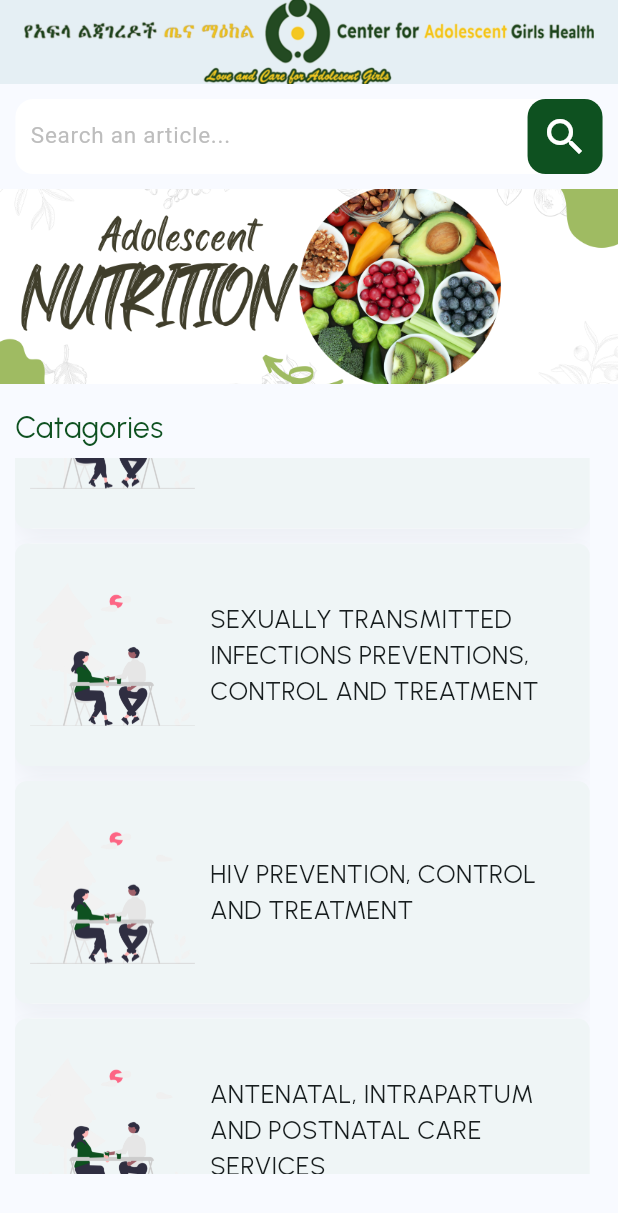
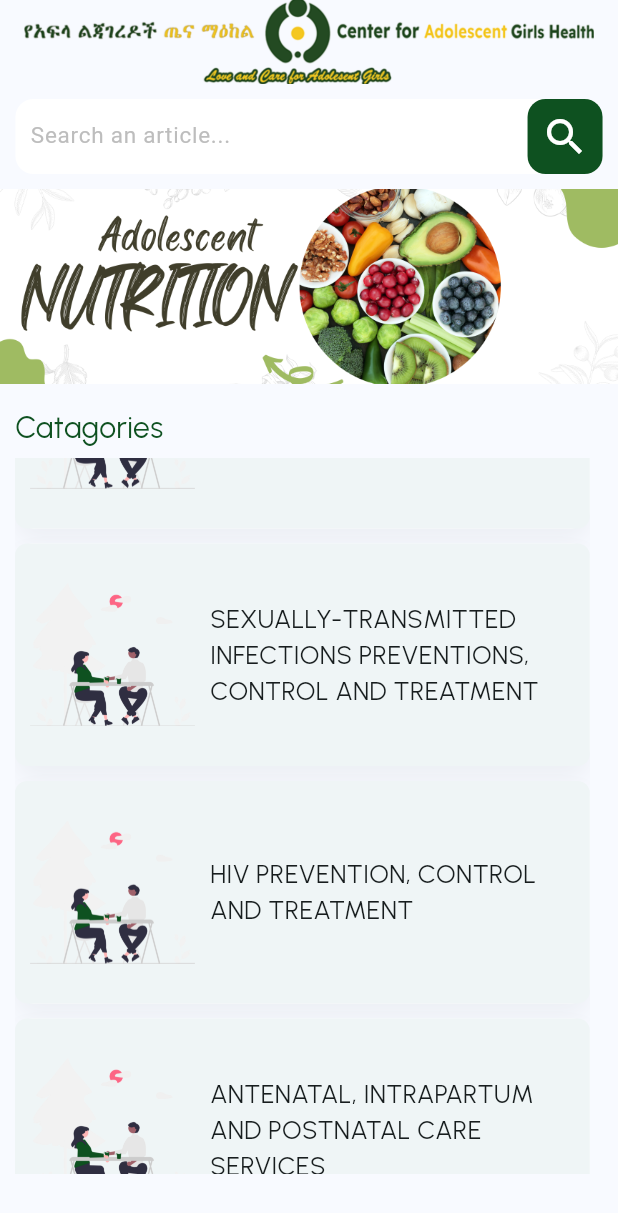
Before and after one commit to Abelabebe313/care_provider_on_adolescent_girls, a Flutter app: the Home screen opened directly, scrolled down 576 dp, on a phone screen of 412 x 824 dp. Shown: the top 1213 px of the screen. Run offline on Flutter 3.47's test engine with Material 2 defaults, Android fonts, the phone set to English and light mode, and no system bars; missing offline and left inert: syncfusion_flutter_pdf, syncfusion_flutter_pdfviewer; Roboto replaces fonts that are missing (Poppins-ExtraLight).

Commit message:
change List to List of map

```diff
--- a/lib/screens/home.dart
+++ b/lib/screens/home.dart
@@ -11,19 +11,74 @@ class Home extends StatefulWidget {
 }
 
 class _HomeState extends State<Home> {
-  final List<String> titleList = [
-    'INTRODUCTION',
-    'ADOLESCENT SEXUAL AND REPRODUCTIVE HEALTH SERVICE',
-    'CONTRACEPTIVE COUNSELLING AND SERVICES',
-    'COMPREHENSIVE ABORTION CARE',
-    'Sexually Transmitted Infections Preventions, Control and Treatment',
-    'HIV PREVENTION, CONTROL AND TREATMENT',
-    'Antenatal, Intrapartum and Postnatal Care Services',
-    'GENDER BASED VIOLENCE SERVICES',
-    'ADOLESCENT NUTRITION SERVICES',
-    'MONITORING',
-    'SUMMARY',
-  ];
+final List<Map<String, dynamic>> data_list = [
+  {
+    'title': 'INTRODUCTION',
+    'image': 'assets/images/counselling.png',
+    'filename': 'introduction_file_0.pdf',
+    'tts_file_name':'chapter_1.txt',
+  },
+  {
+    'title': 'ADOLESCENT SEXUAL AND REPRODUCTIVE HEALTH SERVICE',
+    'image': 'assets/images/counselling.png',
+    'filename': 'introduction_file_0.pdf',
+    'tts_file_name':'chapter_1.txt',
+  },
+  {
+    'title': 'CONTRACEPTIVE COUNSELLING AND SERVICES',
+    'image': 'assets/images/counselling.png',
+    'filename': 'introduction_file_0.pdf',
+    'tts_file_name':'chapter_1.txt',
+  },
+  {
+    'title': 'COMPREHENSIVE ABORTION CARE',
+    'image': 'assets/images/counselling.png',
+    'filename': 'introduction_file_0.pdf',
+    'tts_file_name':'chapter_1.txt',
+  },
+  {
+    'title': 'Sexually-Transmitted Infections Preventions, Control and Treatment',
+    'image': 'assets/images/counselling.png',
+    'filename': 'introduction_file_0.pdf',
+    'tts_file_name':'chapter_1.txt',
+  },
+  {
+    'title': 'HIV PREVENTION, CONTROL AND TREATMENT',
+    'image': 'assets/images/counselling.png',
+    'filename': 'introduction_file_0.pdf',
+    'tts_file_name':'chapter_1.txt',
+  },
+  {
+    'title': 'Antenatal, Intrapartum and Postnatal Care Services',
+    'image': 'assets/images/counselling.png',
+    'filename': 'introduction_file_0.pdf',
+    'tts_file_name':'chapter_1.txt',
+  },
+  {
+    'title': 'GENDER–BASED VIOLENCE SERVICES',
+    'image': 'assets/images/counselling.png',
+    'filename': 'introduction_file_0.pdf',
+    'tts_file_name':'chapter_1.txt',
+  },
+  {
+    'title': 'ADOLESCENT NUTRITION SERVICES',
+    'image': 'assets/images/undraw_Office_snack_re_l162.png',
+    'filename': 'introduction_file_0.pdf',
+    'tts_file_name':'chapter_1.txt',
+  },
+  {
+    'title': 'MONITORING',
+    'image': 'assets/images/undraw_medicine_b1ol.png',
+    'filename': 'introduction_file_0.pdf',
+    'tts_file_name':'chapter_1.txt',
+  },
+  {
+    'title': 'SUMMARY',
+    'image': 'assets/images/counselling.png',
+    'filename': 'introduction_file_0.pdf',
+    'tts_file_name':'chapter_1.txt',
+  },
+];
 
   late PageController _pageController;
   late Timer _timer;
@@ -71,7 +126,7 @@ class _HomeState extends State<Home> {
             ),
           ),
         ),
-        body: Container(
+        body: SingleChildScrollView(
           child: Column(
             crossAxisAlignment: CrossAxisAlignment.start,
             children: [
@@ -195,7 +250,7 @@ class _HomeState extends State<Home> {
                   ),
                 ),
               ),
-              homeCards(titleList, context),
+              homeCards(data_list, context),
             ],
           ),
         ));
--- a/lib/screens/home_cards.dart
+++ b/lib/screens/home_cards.dart
@@ -1,7 +1,7 @@
 import 'package:care_provider_on_adolescent_girls_mobile/screens/pdf_viewer/view.dart';
 import 'package:flutter/material.dart';
 
-Widget homeCards(List<String> title_list, BuildContext context) {
+Widget homeCards(List<Map<String, dynamic>> data_list, BuildContext context) {
   return Padding(
     padding: const EdgeInsets.only(left: 10, right: 10),
     child: Container(
@@ -9,8 +9,9 @@ Widget homeCards(List<String> title_list, BuildContext context) {
       width: MediaQuery.of(context).size.width * 0.93,
       height: MediaQuery.of(context).size.height * 0.58,
       child: ListView.builder(
-        itemCount: title_list.length,
+        itemCount: data_list.length,
         itemBuilder: (context, index) {
+          final data = data_list[index];
           return Padding(
             padding: const EdgeInsets.only(bottom: 10),
             child: InkWell(
@@ -19,7 +20,7 @@ Widget homeCards(List<String> title_list, BuildContext context) {
                   context,
                   MaterialPageRoute(
                     builder: (context) => PDFView(
-                      title: title_list[index].toUpperCase(),
+                      title: data['title'].toUpperCase(),
                       fileName: 'introduction_file_0.pdf',
                     ), // Navigate to PDFViewPage
                   ),
@@ -51,14 +52,14 @@ Widget homeCards(List<String> title_list, BuildContext context) {
                       const SizedBox(width: 10),
                       SizedBox(
                         width: 110,
-                        child: Image.asset('assets/images/counselling.png'),
+                        child: Image.asset(data['image']),
                       ),
                       Expanded(
                         child: Padding(
                           padding: const EdgeInsets.symmetric(horizontal: 10),
                           child: Text(
-                            textAlign: TextAlign.left,
-                            title_list[index].toUpperCase(),
+                            // textAlign: TextAlign.left,
+                            data['title'].toUpperCase(),
                             maxLines: 4,
                             style: const TextStyle(
                                 fontSize: 17, fontFamily: "Urbanist-Regular"),
```
Also changed, not shown: assets/images/undraw_Baby_re_fr9r.png (added), assets/images/undraw_Doctors_p6aq.png (added), assets/images/undraw_Motherhood_re_pk2m.png (added), assets/images/undraw_Office_snack_re_l162.png (added), assets/images/undraw_medicine_b1ol.png (added).
